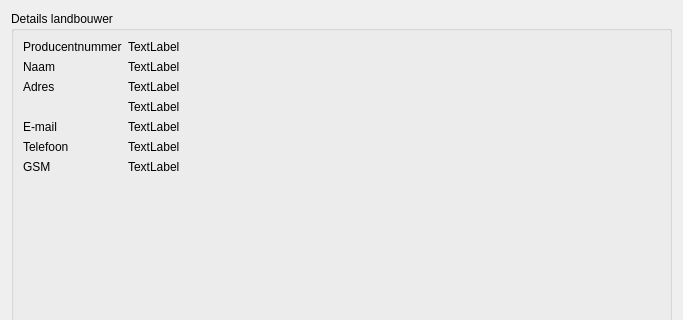
The window that parceleditwindow/ui_detailsfarmer.ui (DOV-Vlaanderen/erosiebezwaren) describes before a commit, drawn with Qt 5; both pictures show x 0 to 683 and y 0 to 320 of the 683 by 463 pixel window.
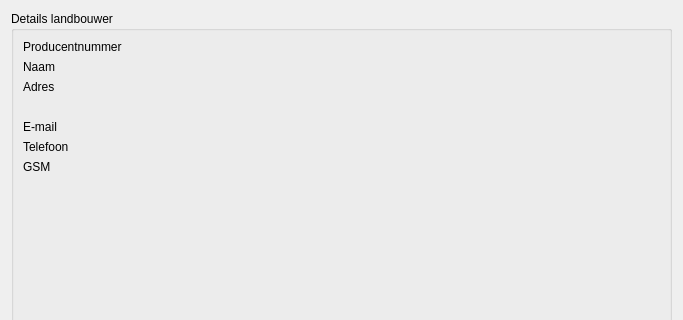
The same window after the commit. Custom widgets are drawn as their Qt base class.

Diff of the .ui file:
```diff
--- a/parceleditwindow/ui_detailsfarmer.ui
+++ b/parceleditwindow/ui_detailsfarmer.ui
@@ -28,9 +28,9 @@
        </widget>
       </item>
       <item row="0" column="1">
-       <widget class="QLabel" name="label_2">
+       <widget class="ValueLabel" name="efw_producentnr">
         <property name="text">
-         <string>TextLabel</string>
+         <string/>
         </property>
        </widget>
       </item>
@@ -42,9 +42,9 @@
        </widget>
       </item>
       <item row="1" column="1">
-       <widget class="QLabel" name="label_4">
+       <widget class="ValueLabel" name="efw_naam">
         <property name="text">
-         <string>TextLabel</string>
+         <string/>
         </property>
        </widget>
       </item>
@@ -56,16 +56,16 @@
        </widget>
       </item>
       <item row="2" column="1">
-       <widget class="QLabel" name="label_6">
+       <widget class="ValueLabel" name="efw_straat_met_nr">
         <property name="text">
-         <string>TextLabel</string>
+         <string/>
         </property>
        </widget>
       </item>
       <item row="3" column="1">
-       <widget class="QLabel" name="label_7">
+       <widget class="ValueLabel" name="efw_postcode_gemeente">
         <property name="text">
-         <string>TextLabel</string>
+         <string/>
         </property>
        </widget>
       </item>
@@ -77,9 +77,9 @@
        </widget>
       </item>
       <item row="4" column="1">
-       <widget class="QLabel" name="label_9">
+       <widget class="ValueLabel" name="efw_email">
         <property name="text">
-         <string>TextLabel</string>
+         <string/>
         </property>
        </widget>
       </item>
@@ -91,9 +91,9 @@
        </widget>
       </item>
       <item row="5" column="1">
-       <widget class="QLabel" name="label_11">
+       <widget class="ValueLabel" name="efw_telefoon">
         <property name="text">
-         <string>TextLabel</string>
+         <string/>
         </property>
        </widget>
       </item>
@@ -105,9 +105,9 @@
        </widget>
       </item>
       <item row="6" column="1">
-       <widget class="QLabel" name="label_13">
+       <widget class="ValueLabel" name="efw_gsm">
         <property name="text">
-         <string>TextLabel</string>
+         <string/>
         </property>
        </widget>
       </item>
@@ -116,6 +116,13 @@
    </item>
   </layout>
  </widget>
+ <customwidgets>
+  <customwidget>
+   <class>ValueLabel</class>
+   <extends>QLabel</extends>
+   <header>Erosiebezwaren/widgets/valuelabel.h</header>
+  </customwidget>
+ </customwidgets>
  <resources/>
  <connections/>
 </ui>
```
Left out of the diff: 14 changed lines with no effect on the pictures.
